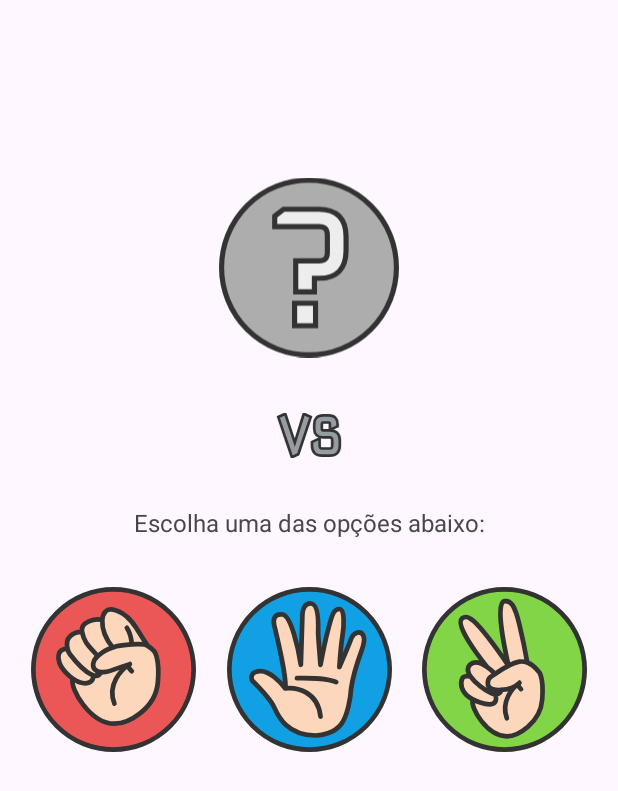
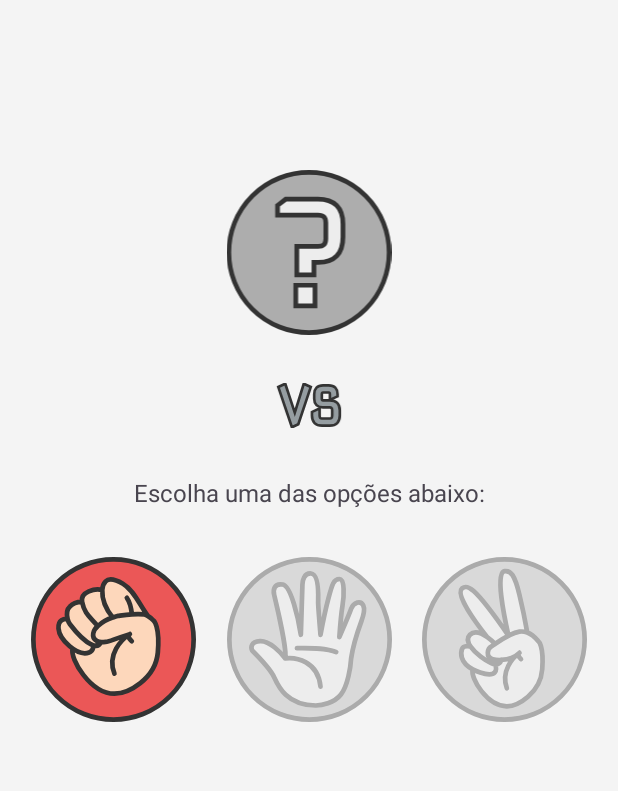
Before and after one commit to DiegoOliveiraa/Game-Rock-Paper-Scissors, an Android app: the StartGameActivity screen opened directly, with no data from a screen before it, after a tap on an icon or button, on a phone screen of 412 x 824 dp. Shown: the top 791 px of the screen. Run offline under Robolectric (Android 15) with nearby library versions, the phone set to English and light mode, and no system bars.

Commit message:
StartGameActivity

```diff
--- a/app/src/main/java/com/diegooliveira/rock_paper_scissors/domain/entity/RockPaperScissorsType.kt
+++ b/app/src/main/java/com/diegooliveira/rock_paper_scissors/domain/entity/RockPaperScissorsType.kt
@@ -1,7 +1,13 @@
 package com.diegooliveira.rock_paper_scissors.domain.entity
 
-enum class RockPaperScissorsType(val isEnabled: Boolean) {
-    ROCK(true),
-    PAPER(true),
-    SCISSORS(true)
+enum class RockPaperScissorsType(val tag: String) {
+    ROCK(tag = "rock"),
+    PAPER(tag = "paper"),
+    SCISSORS(tag = "scissors");
+
+    companion object {
+        fun String.fromTag(): RockPaperScissorsType? {
+            return values().find { it.tag == this }
+        }
+    }
 }
--- /dev/null
+++ b/app/src/main/java/com/diegooliveira/rock_paper_scissors/domain/entity/WinnerType.kt
@@ -0,0 +1,12 @@
+package com.diegooliveira.rock_paper_scissors.domain.entity
+
+enum class WinnerType(val tag: String) {
+    VICTORY(tag = "player"),
+    DEFEAT(tag = "cpu"),
+    DRAW(tag = "draw");
+    companion object {
+        fun String.fromWinnerTag(): WinnerType? {
+            return values().find { it.tag == this }
+        }
+    }
+}
--- a/app/src/main/java/com/diegooliveira/rock_paper_scissors/ui/activities/StartGameActivity.kt
+++ b/app/src/main/java/com/diegooliveira/rock_paper_scissors/ui/activities/StartGameActivity.kt
@@ -5,11 +5,16 @@ import android.os.Bundle
 import android.view.View
 import android.widget.Toast
 import androidx.appcompat.widget.AppCompatImageView
-import androidx.lifecycle.Observer
 import com.diegooliveira.rock_paper_scissors.R
 import com.diegooliveira.rock_paper_scissors.R.string.activity_start_game_name_opponent
 import com.diegooliveira.rock_paper_scissors.R.string.activity_start_game_name_player
-import com.diegooliveira.rock_paper_scissors.ui.viewmodels.PlayersViewModel
+import com.diegooliveira.rock_paper_scissors.domain.entity.RockPaperScissorsType
+import com.diegooliveira.rock_paper_scissors.domain.entity.RockPaperScissorsType.*
+import com.diegooliveira.rock_paper_scissors.domain.entity.WinnerType
+import com.diegooliveira.rock_paper_scissors.domain.entity.WinnerType.Companion.fromWinnerTag
+import com.diegooliveira.rock_paper_scissors.domain.entity.WinnerType.DEFEAT
+import com.diegooliveira.rock_paper_scissors.domain.entity.WinnerType.DRAW
+import com.diegooliveira.rock_paper_scissors.domain.entity.WinnerType.VICTORY
 import com.diegooliveira.rock_paper_scissors.ui.viewmodels.RockPaperScissorsViewModel
 import com.google.android.material.textview.MaterialTextView
 import org.koin.androidx.viewmodel.ext.android.viewModel
@@ -24,6 +29,8 @@ class StartGameActivity : AppCompatActivity() {
     private lateinit var imageHandRock: AppCompatImageView
     private lateinit var imageHandPaper: AppCompatImageView
     private lateinit var imageHandScissors: AppCompatImageView
+    private lateinit var ivBgMessage: AppCompatImageView
+    private lateinit var textMessage: MaterialTextView
 
     private var extraNamePlayer: String? = null
     private var extraNameOpponent: String? = null
@@ -49,12 +56,47 @@ class StartGameActivity : AppCompatActivity() {
     }
 
     private fun initObserversViewModel() {
-//        viewModel.opponentName.observe(this, Observer { opponent ->
-//            extraNamePlayer?.let { player ->
-//                namePlayer.text = getString(activity_start_game_name_player, player)
-//                descriptionOpponent.text = getString(activity_start_game_name_opponent, opponent)
-//            }
-//        })
+        viewModel.gameResult.observe(this) { result ->
+            when (result.winner.fromWinnerTag() ?: DRAW) {
+                VICTORY -> {
+                    ivBgMessage.setImageResource(R.drawable.bg_message_victory)
+                    textMessage.text = getString(R.string.activity_start_game_message_victory)
+                    textMessage.setTextAppearance(R.style.TextViewMessageStyle_Victory)
+
+                }
+
+                DEFEAT -> {
+                    ivBgMessage.setImageResource(R.drawable.bg_message_defeat)
+                    textMessage.text = getString(R.string.activity_start_game_message_defeat)
+                    textMessage.setTextAppearance(R.style.TextViewMessageStyle_Defeat)
+                }
+
+                DRAW -> {
+                    ivBgMessage.setImageResource(R.drawable.bg_message_draw)
+                    textMessage.text = getString(R.string.activity_start_game_message_draw)
+                    textMessage.setTextAppearance(R.style.TextViewMessageStyle_Draw)
+                }
+            }
+            val (bgResource, messageResource) = when (result.winner.fromWinnerTag() ?: DRAW) {
+                VICTORY -> R.drawable.bg_message_victory to R.string.activity_start_game_message_victory
+                DEFEAT -> R.drawable.bg_message_defeat to R.string.activity_start_game_message_defeat
+                DRAW -> R.drawable.bg_message_draw to R.string.activity_start_game_message_draw
+            }
+
+            ivBgMessage.setImageResource(bgResource)
+            textMessage.text = getString(messageResource)
+            ivBgMessage.visibility = View.VISIBLE
+            textMessage.visibility = View.VISIBLE
+        }
+        viewModel.setUpImageView.observe(this) {
+            imageOpponentsChoice.setImageResource(
+                when (it) {
+                    ROCK -> R.drawable.ic_rock_selected
+                    PAPER -> R.drawable.ic_paper_selected
+                    SCISSORS -> R.drawable.ic_scissors_selected
+                }
+            )
+        }
     }
 
     private fun setUpFindViewByIds() {
@@ -64,17 +106,39 @@ class StartGameActivity : AppCompatActivity() {
         imageHandRock = findViewById(R.id.image_hand_rock)
         imageHandPaper = findViewById(R.id.image_hand_paper)
         imageHandScissors = findViewById(R.id.image_hand_scissors)
+        ivBgMessage = findViewById(R.id.iv_bg_message)
+        textMessage = findViewById(R.id.text_message)
     }
 
 
     private fun setOnClickListeners() {
-        imageHandRock.setOnClickListener { makeIconsRockPaperScissors(it.tag.toString()) }
-        imageHandPaper.setOnClickListener { makeIconsRockPaperScissors(it.tag.toString()) }
-        imageHandScissors.setOnClickListener { makeIconsRockPaperScissors(it.tag.toString()) }
+        imageHandRock.setOnClickListener { makeIconsRockPaperScissors(ROCK) }
+        imageHandPaper.setOnClickListener { makeIconsRockPaperScissors(PAPER) }
+        imageHandScissors.setOnClickListener { makeIconsRockPaperScissors(SCISSORS) }
     }
 
-    private fun makeIconsRockPaperScissors(tag: String) {
-        Toast.makeText(this, tag, Toast.LENGTH_SHORT).show()
+    private fun makeIconsRockPaperScissors(selectedOption: RockPaperScissorsType) {
+        viewModel.playGame(selectedOption.tag)
+        when (selectedOption) {
+            ROCK -> {
+                imageHandRock.setImageResource(R.drawable.ic_rock_selected)
+                imageHandPaper.setImageResource(R.drawable.ic_paper_disabled)
+                imageHandScissors.setImageResource(R.drawable.ic_scissors_disabled)
+            }
+
+            PAPER -> {
+                imageHandRock.setImageResource(R.drawable.ic_rock_disabled)
+                imageHandPaper.setImageResource(R.drawable.ic_paper_selected)
+                imageHandScissors.setImageResource(R.drawable.ic_scissors_disabled)
+            }
+
+            SCISSORS -> {
+                imageHandRock.setImageResource(R.drawable.ic_rock_disabled)
+                imageHandPaper.setImageResource(R.drawable.ic_paper_disabled)
+                imageHandScissors.setImageResource(R.drawable.ic_scissors_selected)
+
+            }
+        }
     }
 
 }
--- a/app/src/main/java/com/diegooliveira/rock_paper_scissors/ui/viewmodels/RockPaperScissorsViewModel.kt
+++ b/app/src/main/java/com/diegooliveira/rock_paper_scissors/ui/viewmodels/RockPaperScissorsViewModel.kt
@@ -6,9 +6,14 @@ import androidx.lifecycle.MutableLiveData
 import androidx.lifecycle.ViewModel
 import androidx.lifecycle.viewModelScope
 import com.diegooliveira.rock_paper_scissors.data.source.remote.entity.RockPaperScissorsResult
+import com.diegooliveira.rock_paper_scissors.domain.entity.RockPaperScissorsType
+import com.diegooliveira.rock_paper_scissors.domain.entity.RockPaperScissorsType.Companion.fromTag
 import com.diegooliveira.rock_paper_scissors.domain.repository.RockPaperScissorsRepository
 import kotlinx.coroutines.launch
 class RockPaperScissorsViewModel(private val repository: RockPaperScissorsRepository) : ViewModel() {
+
+    val setUpImageView: LiveData<RockPaperScissorsType> get() = _setUpImageView
+    private val _setUpImageView = MutableLiveData<RockPaperScissorsType>()
 
     val gameResult: LiveData<RockPaperScissorsResult> get() = _gameResult
     private val _gameResult = MutableLiveData<RockPaperScissorsResult>()
@@ -17,6 +22,7 @@ class RockPaperScissorsViewModel(private val repository: RockPaperScissorsReposi
         viewModelScope.launch {
             try {
                 val response = repository.playGame(guess)
+                _setUpImageView.value = response.cpu.fromTag()
                 _gameResult.value = response
             } catch (e: Exception) {
                 Log.i("ERRO API", e.toString())
--- /dev/null
+++ b/app/src/main/res/drawable/bg_message_defeat.xml
@@ -0,0 +1,11 @@
+<vector xmlns:android="http://schemas.android.com/apk/res/android"
+    android:width="301dp"
+    android:height="42dp"
+    android:viewportWidth="301"
+    android:viewportHeight="42">
+  <path
+      android:fillColor="#FFEEEE"
+      android:pathData="M1.81,1H299.19L287.01,20.47L286.68,21L287.01,21.53L299.19,41H1.81L13.99,21.53L14.32,21L13.99,20.47L1.81,1Z"
+      android:strokeWidth="2"
+      android:strokeColor="@color/defeat" />
+</vector>
--- /dev/null
+++ b/app/src/main/res/drawable/bg_message_draw.xml
@@ -0,0 +1,11 @@
+<vector xmlns:android="http://schemas.android.com/apk/res/android"
+    android:width="301dp"
+    android:height="42dp"
+    android:viewportWidth="301"
+    android:viewportHeight="42">
+  <path
+      android:fillColor="#F1EDFF"
+      android:pathData="M1.81,1H299.19L287.01,20.47L286.68,21L287.01,21.53L299.19,41H1.81L13.99,21.53L14.32,21L13.99,20.47L1.81,1Z"
+      android:strokeWidth="2"
+      android:strokeColor="@color/draw" />
+</vector>
--- /dev/null
+++ b/app/src/main/res/drawable/bg_message_victory.xml
@@ -0,0 +1,11 @@
+<vector xmlns:android="http://schemas.android.com/apk/res/android"
+    android:width="301dp"
+    android:height="42dp"
+    android:viewportWidth="301"
+    android:viewportHeight="42">
+  <path
+      android:fillColor="#EBFFF3"
+      android:pathData="M1.81,1H299.19L287.01,20.47L286.68,21L287.01,21.53L299.19,41H1.81L13.99,21.53L14.32,21L13.99,20.47L1.81,1Z"
+      android:strokeWidth="2"
+      android:strokeColor="@color/victory" />
+</vector>
--- /dev/null
+++ b/app/src/main/res/drawable/ic_paper_disabled.xml
@@ -0,0 +1,20 @@
+<vector xmlns:android="http://schemas.android.com/apk/res/android"
+    android:width="200dp"
+    android:height="200dp"
+    android:viewportWidth="105"
+    android:viewportHeight="105">
+    <path
+        android:fillColor="#D9D9D9"
+        android:pathData="M52.5,52.5m-51,0a51,51 0,1 1,102 0a51,51 0,1 1,-102 0"
+        android:strokeWidth="3"
+        android:strokeColor="#ABABAB" />
+    <path
+        android:fillColor="#EDEDED"
+        android:pathData="M72.5,87.5C68.1,93.1 60,94.5 56.5,94.5C38,94.5 32.5,82 30,76.5C28,72.1 19.83,63.33 16,59.5C15.17,57.67 15,53.9 21,53.5C27,53.1 34.17,60.67 37,64.5C38.2,60.1 32.83,35.67 30,24C29.27,21 30,16.5 35.5,17.5C40.68,18.44 45.33,38.5 47,49.5L48,17.5C48,15 49.1,10.1 53.5,10.5C59,11 58,26.5 58,29C58,31 59,43.5 59.5,49.5C60.33,45 62.5,34.1 64.5,26.5C67,17 68,14 71.5,14C75,14 74.5,25 73.5,31C72.7,35.8 71.83,46.33 71.5,51C73.67,46 78.2,35.4 79,33C79.8,30.6 82,29.33 83,29C85.5,28.5 89.5,30.2 85.5,41C81.5,51.8 79.5,61.17 79,64.5C78.67,69.83 76.9,81.9 72.5,87.5Z" />
+    <path
+        android:pathData="M37,64.5C38.2,60.1 32.83,35.67 30,24C29.27,21 30,16.5 35.5,17.5C40.68,18.44 45.33,38.5 47,49.5L48,17.5C48,15 49.1,10.1 53.5,10.5C59,11 58,26.5 58,29C58,31 59,43.5 59.5,49.5C60.33,45 62.5,34.1 64.5,26.5C67,17 68,14 71.5,14C75,14 74.5,25 73.5,31C72.7,35.8 71.83,46.33 71.5,51C73.67,46 78.2,35.4 79,33C79.8,30.6 82,29.33 83,29C85.5,28.5 89.5,30.2 85.5,41C81.5,51.8 79.5,61.17 79,64.5C78.67,69.83 76.9,81.9 72.5,87.5C68.1,93.1 60,94.5 56.5,94.5C38,94.5 32.5,82 30,76.5C28,72.1 19.83,63.33 16,59.5C15.17,57.67 15,53.9 21,53.5C27,53.1 34.17,60.67 37,64.5ZM37,64.5C43.83,63.67 57.9,66.1 59.5,82.5M44.5,58C50.67,57.83 64.3,58.1 69.5,60.5"
+        android:strokeWidth="3"
+        android:strokeColor="#ABABAB"
+        android:strokeLineCap="round"
+        android:strokeLineJoin="round" />
+</vector>
--- /dev/null
+++ b/app/src/main/res/drawable/ic_rock_disabled.xml
@@ -0,0 +1,20 @@
+<vector xmlns:android="http://schemas.android.com/apk/res/android"
+    android:width="200dp"
+    android:height="200dp"
+    android:viewportWidth="105"
+    android:viewportHeight="105">
+    <path
+        android:fillColor="#D9D9D9"
+        android:pathData="M52.5,52.5m-51,0a51,51 0,1 1,102 0a51,51 0,1 1,-102 0"
+        android:strokeWidth="3"
+        android:strokeColor="#ABABAB" />
+    <path
+        android:fillColor="#EDEDED"
+        android:pathData="M80.71,60.79C79.23,77.74 61.68,87 53.09,87C37.75,87 24.55,64.59 26.5,58.27C21.76,54.96 17.79,49.55 17.5,45.5C17.1,39.9 21.2,39.17 23.3,39.5C22.58,36.56 23,33.13 24.79,31.5C27.02,28.7 31.02,28.5 32.5,28.5C31.3,22.11 40.9,19.67 45.35,21C45.45,18.49 46.34,16.66 47.5,15.5C50.5,12.5 56.93,16.11 58.5,17C65.5,21 69.5,31.25 74.5,37.62C76.85,38.96 78,40.5 78,40.5C78,40.5 82.18,43.84 80.71,60.79Z" />
+    <path
+        android:pathData="M42.5,44C42.5,44 46.58,40.15 52,38.5M42.5,44C39.95,46.04 37.5,51 42.05,53.54C43.83,54.54 45.06,54.15 47.5,54.02C49.94,53.88 52,52.5 62.91,49.08M42.5,44C37.97,38.37 34,36.5 32.5,28.5M62.91,49.08C62.09,49.46 61.19,50.87 64.14,53.54M62.91,49.08C57.59,52.43 48.18,62.13 53.09,74.18M44.5,54.2C43.26,56.9 41.04,56.88 38.5,55.72M26.5,58.27C24.55,64.59 37.75,87 53.09,87C61.68,87 79.23,77.74 80.71,60.79C82.18,43.84 78,40.5 78,40.5C78,40.5 76.85,38.96 74.5,37.62M74.5,37.62C73.78,37.21 72.95,36.82 72,36.5C69.15,36.32 66.51,36.36 64.19,36.5M74.5,37.62C69.5,31.25 65.5,21 58.5,17C56.93,16.11 50.5,12.5 47.5,15.5C46.34,16.66 45.45,18.49 45.35,21M52,38.5C52.78,38.26 54.68,37.61 55.5,37.5C56.9,37.32 60.02,36.75 64.19,36.5M52,38.5C45.97,31.15 45.2,24.99 45.35,21M64.19,36.5C63.96,34.17 63,28.8 61,26M45.35,21C40.9,19.67 31.3,22.11 32.5,28.5M32.5,28.5C31.02,28.5 27.02,28.7 24.79,31.5C23,33.13 22.58,36.56 23.3,39.5M23.3,39.5C23.6,40.74 24.1,41.89 24.79,42.79C27.31,46.09 33.52,53.44 38.5,55.72M23.3,39.5C21.2,39.17 17.1,39.9 17.5,45.5C18,52.5 29.5,63.59 37,60.79C39.5,59.86 40.5,56.48 38.5,55.72"
+        android:strokeWidth="3"
+        android:strokeColor="#ABABAB"
+        android:strokeLineCap="round"
+        android:strokeLineJoin="round" />
+</vector>
--- /dev/null
+++ b/app/src/main/res/drawable/ic_scissors_disabled.xml
@@ -0,0 +1,20 @@
+<vector xmlns:android="http://schemas.android.com/apk/res/android"
+    android:width="200dp"
+    android:height="200dp"
+    android:viewportWidth="105"
+    android:viewportHeight="105">
+    <path
+        android:fillColor="#D9D9D9"
+        android:pathData="M52.5,52.5m-51,0a51,51 0,1 1,102 0a51,51 0,1 1,-102 0"
+        android:strokeWidth="3"
+        android:strokeColor="#ABABAB" />
+    <path
+        android:fillColor="#EDEDED"
+        android:pathData="M76.5,71.5C75.3,86.7 61,95 54,95C41.5,95 30.68,77.17 32.27,71.5C23.77,66.93 24.64,60.66 25.5,58.5C26.3,56.5 29.46,56.67 30.94,57C29.05,54.29 28.43,51.57 30.5,49.5C33.37,46.63 37.81,48.38 41.53,51C33.93,41.5 21.06,23.7 25.5,20C28.5,17.5 32.27,17 55,50.01C52.33,38.01 46.5,10 52.5,9C56.5,8.33 59,11.5 62,24C64.4,34 66.33,44.23 67,48.09C70.3,49.32 74,53.5 74,53.5C74,53.5 77.7,56.3 76.5,71.5Z" />
+    <path
+        android:pathData="M62,61C61.33,61.33 60.6,62.6 63,65M62,61C57.67,64 50,72.7 54,83.5M62,61C59.28,63.72 54.72,65.28 50.5,65.53M50.5,65.53C48.51,65.65 46.6,65.48 45,65C40,63.5 42,58 44,57C44.48,56.76 45.35,56.15 46.5,55.35M50.5,65.53C50.24,66.7 49.1,68.47 46.5,68.22M46.5,55.35C50.18,52.8 56.67,48.26 62,47.5C63.78,47.25 65.47,47.52 67,48.09M46.5,55.35C45.28,54.04 43.51,52.4 41.53,51M30.94,57C34.05,61.48 40.57,65.94 44,67.5C44.95,67.93 45.78,68.16 46.5,68.22M30.94,57C29.05,54.29 28.43,51.57 30.5,49.5C33.37,46.63 37.81,48.38 41.53,51M30.94,57C29.46,56.67 26.3,56.5 25.5,58.5C24.64,60.66 23.77,66.93 32.27,71.5M46.5,68.22C47.83,71.48 47.8,77.1 37,73.5C35.17,72.89 33.61,72.22 32.27,71.5M32.27,71.5C30.68,77.17 41.5,95 54,95C61,95 75.3,86.7 76.5,71.5C77.7,56.3 74,53.5 74,53.5C74,53.5 70.3,49.32 67,48.09M41.53,51C33.93,41.5 21.06,23.7 25.5,20C28.5,17.5 32.27,17 55,50.01C52.33,38.01 46.5,10 52.5,9C56.5,8.33 59,11.5 62,24C64.4,34 66.33,44.23 67,48.09"
+        android:strokeWidth="3"
+        android:strokeColor="#ABABAB"
+        android:strokeLineCap="round"
+        android:strokeLineJoin="round" />
+</vector>
--- a/app/src/main/res/layout/activity_login.xml
+++ b/app/src/main/res/layout/activity_login.xml
@@ -37,7 +37,7 @@
 
     <com.google.android.material.button.MaterialButton
         android:id="@+id/bt_start_game"
-        style="@style/CustomMaterialButtonPrimary"
+        style="@style/CustomMaterialButton.Primary"
         android:layout_width="0dp"
         android:layout_height="wrap_content"
         android:layout_marginTop="24dp"
@@ -49,7 +49,7 @@
 
     <com.google.android.material.button.MaterialButton
         android:id="@+id/bt_ranking"
-        style="@style/CustomMaterialButtonSecondary"
+        style="@style/CustomMaterialButton.Secondary"
         android:layout_width="0dp"
         android:layout_height="wrap_content"
         android:layout_marginTop="8dp"
--- a/app/src/main/res/layout/activity_ranking_player.xml
+++ b/app/src/main/res/layout/activity_ranking_player.xml
@@ -43,7 +43,7 @@
 
     <com.google.android.material.button.MaterialButton
         android:id="@+id/bt_ranking"
-        style="@style/CustomMaterialButtonSecondary"
+        style="@style/CustomMaterialButton.Secondary"
         android:layout_width="0dp"
         android:layout_height="wrap_content"
         android:layout_marginStart="32dp"
--- a/app/src/main/res/layout/activity_start_game.xml
+++ b/app/src/main/res/layout/activity_start_game.xml
@@ -3,6 +3,7 @@
     xmlns:app="http://schemas.android.com/apk/res-auto"
     xmlns:tools="http://schemas.android.com/tools"
     android:layout_width="match_parent"
+    android:background="@color/bg_logo"
     android:layout_height="match_parent">
 
     <com.google.android.material.textview.MaterialTextView
@@ -32,7 +33,7 @@
     <androidx.appcompat.widget.AppCompatImageView
         android:id="@+id/image_opponents_choice"
         android:layout_width="120dp"
-        android:layout_height="130dp"
+        android:layout_height="110dp"
         android:layout_marginTop="32dp"
         app:layout_constraintEnd_toEndOf="parent"
         app:layout_constraintStart_toStartOf="parent"
@@ -48,6 +49,32 @@
         app:layout_constraintStart_toStartOf="@+id/image_opponents_choice"
         app:layout_constraintTop_toBottomOf="@+id/image_opponents_choice"
         app:srcCompat="@drawable/ic_vc" />
+
+    <androidx.appcompat.widget.AppCompatImageView
+        android:id="@+id/iv_bg_message"
+        android:layout_width="match_parent"
+        android:layout_height="52dp"
+        android:visibility="gone"
+        app:layout_constraintBottom_toBottomOf="@+id/image_versus"
+        app:layout_constraintEnd_toEndOf="parent"
+        app:layout_constraintStart_toStartOf="parent"
+        app:layout_constraintTop_toTopOf="@+id/image_versus"
+        app:srcCompat="@drawable/bg_message_victory"
+        tools:visibility="visible" />
+
+    <com.google.android.material.textview.MaterialTextView
+        android:id="@+id/text_message"
+        style="@style/TextViewMessageStyle.Victory"
+        android:layout_width="wrap_content"
+        android:layout_height="wrap_content"
+        android:text="@string/activity_start_game_message_victory"
+        android:visibility="gone"
+        app:layout_constraintBottom_toBottomOf="@+id/iv_bg_message"
+        app:layout_constraintEnd_toEndOf="@+id/image_hand_scissors"
+        app:layout_constraintStart_toStartOf="@+id/image_hand_rock"
+        app:layout_constraintTop_toTopOf="@+id/iv_bg_message"
+        app:textAllCaps="true"
+        tools:visibility="visible" />
 
     <com.google.android.material.textview.MaterialTextView
         android:id="@+id/text_user_choice"
@@ -71,7 +98,7 @@
         app:layout_constraintEnd_toStartOf="@+id/image_hand_paper"
         app:layout_constraintStart_toStartOf="parent"
         app:layout_constraintTop_toTopOf="@+id/image_hand_paper"
-        app:srcCompat="@drawable/ic_rock" />
+        app:srcCompat="@drawable/ic_rock_selected" />
 
     <androidx.appcompat.widget.AppCompatImageView
         android:id="@+id/image_hand_paper"
@@ -84,7 +111,7 @@
         app:layout_constraintEnd_toStartOf="@+id/image_hand_scissors"
         app:layout_constraintStart_toEndOf="@+id/image_hand_rock"
         app:layout_constraintTop_toBottomOf="@+id/text_user_choice"
-        app:srcCompat="@drawable/ic_paper" />
+        app:srcCompat="@drawable/ic_paper_selected" />
 
     <androidx.appcompat.widget.AppCompatImageView
         android:id="@+id/image_hand_scissors"
@@ -97,6 +124,6 @@
         app:layout_constraintEnd_toEndOf="parent"
         app:layout_constraintStart_toEndOf="@+id/image_hand_paper"
         app:layout_constraintTop_toTopOf="@+id/image_hand_paper"
-        app:srcCompat="@drawable/ic_scissors" />
+        app:srcCompat="@drawable/ic_scissors_selected" />
 
 </androidx.constraintlayout.widget.ConstraintLayout>
--- a/app/src/main/res/values/colors.xml
+++ b/app/src/main/res/values/colors.xml
@@ -3,8 +3,13 @@
     <color name="bg_logo">#F4F4F4</color>
     <color name="primary_color">#82D546</color>
     <color name="secondary_color">#63519F</color>
+
     <color name="hands_color">#FDD7BB</color>
     <color name="black">#FF000000</color>
     <color name="text_black">#333333</color>
     <color name="white">#FFFFFFFF</color>
+
+    <color name="victory">#27AE60</color>
+    <color name="defeat">#EB5757</color>
+    <color name="draw">#6A3EFF</color>
 </resources>
--- a/app/src/main/res/values/strings.xml
+++ b/app/src/main/res/values/strings.xml
@@ -8,6 +8,9 @@
     <string name="activity_start_game_name_player">Olá, %s</string>
     <string name="activity_start_game_name_opponent">Seu oponente, %s escolheu:</string>
     <string name="activity_start_game_options">Escolha uma das opções abaixo:</string>
+    <string name="activity_start_game_message_victory">PARABÉNS VOCÊ GANHOU!</string>
+    <string name="activity_start_game_message_defeat">QUE PENA NAO FOI DESSA VEZ</string>
+    <string name="activity_start_game_message_draw">EMPATE, TENTE DE NOVO</string>
 
     <string name="activity_ranking_opponent_name">Ranking dos jogadores:</string>
     <string name="activity_ranking_points">Pontos</string>
--- a/app/src/main/res/values/themes.xml
+++ b/app/src/main/res/values/themes.xml
@@ -7,21 +7,40 @@
 
     <style name="Theme.RockPaperScissors" parent="Base.Theme.RockPaperScissors" />
 
-    <style name="CustomMaterialButtonPrimary" parent="Widget.MaterialComponents.Button">
-        <item name="android:backgroundTint">@color/primary_color</item>
+    <style name="CustomMaterialButton" parent="Widget.MaterialComponents.Button">
         <item name="android:textColor">@color/white</item>
         <item name="shapeAppearance">@style/RoundedButtonShape</item>
         <item name="android:textSize">16sp</item>
         <item name="android:padding">12dp</item>
-
     </style>
 
-    <style name="CustomMaterialButtonSecondary" parent="Widget.MaterialComponents.Button">
+    <style name="CustomMaterialButton.Primary">
+        <item name="android:backgroundTint">@color/primary_color</item>
+    </style>
+
+    <style name="CustomMaterialButton.Secondary">
         <item name="android:backgroundTint">@color/secondary_color</item>
         <item name="android:textColor">@color/white</item>
         <item name="shapeAppearance">@style/RoundedButtonShape</item>
         <item name="android:textSize">16sp</item>
         <item name="android:padding">12dp</item>
+    </style>
+
+    <style name="TextViewMessageStyle" parent="Widget.MaterialComponents.TextView">
+        <item name="android:textSize">16sp</item>
+        <item name="android:textStyle">bold</item>
+    </style>
+
+    <style name="TextViewMessageStyle.Victory">
+        <item name="android:textColor">@color/victory</item>
+    </style>
+
+    <style name="TextViewMessageStyle.Draw">
+        <item name="android:textColor">@color/draw</item>
+    </style>
+
+    <style name="TextViewMessageStyle.Defeat">
+        <item name="android:textColor">@color/defeat</item>
     </style>
 
     <style name="RoundedButtonShape">
```
Also changed, not shown: app/src/main/res/drawable/ic_paper_selected.xml (renamed from app/src/main/res/drawable/ic_paper.xml), app/src/main/res/drawable/ic_rock_selected.xml (renamed from app/src/main/res/drawable/ic_rock.xml), app/src/main/res/drawable/ic_scissors_selected.xml (renamed from app/src/main/res/drawable/ic_scissors.xml).
